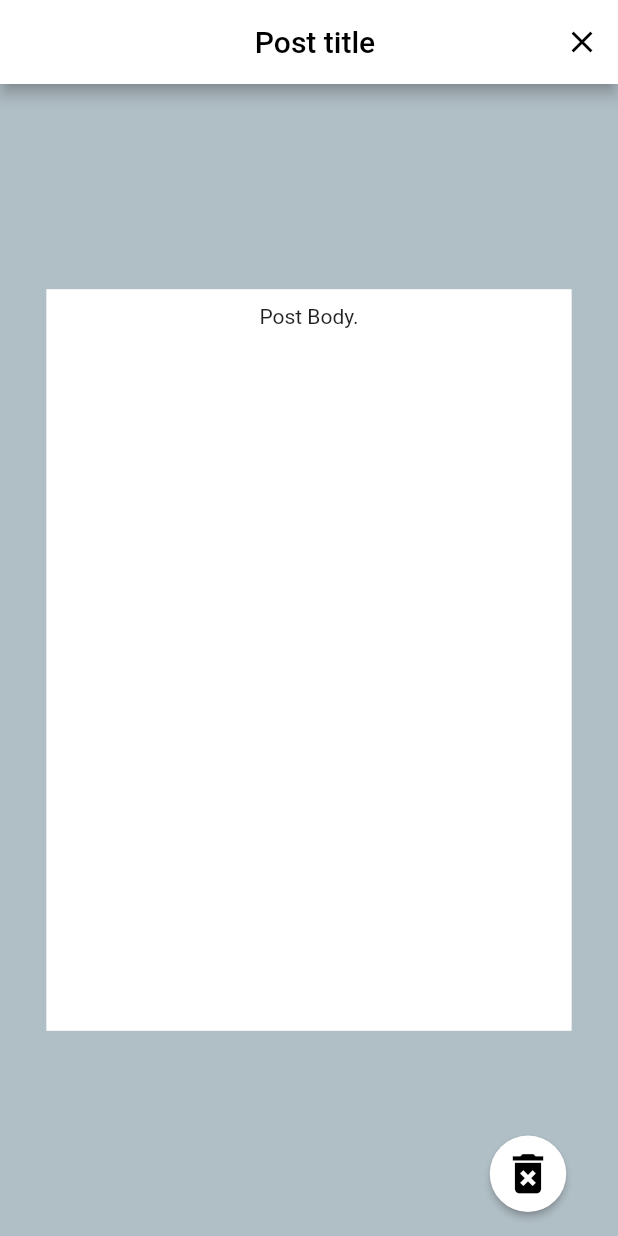
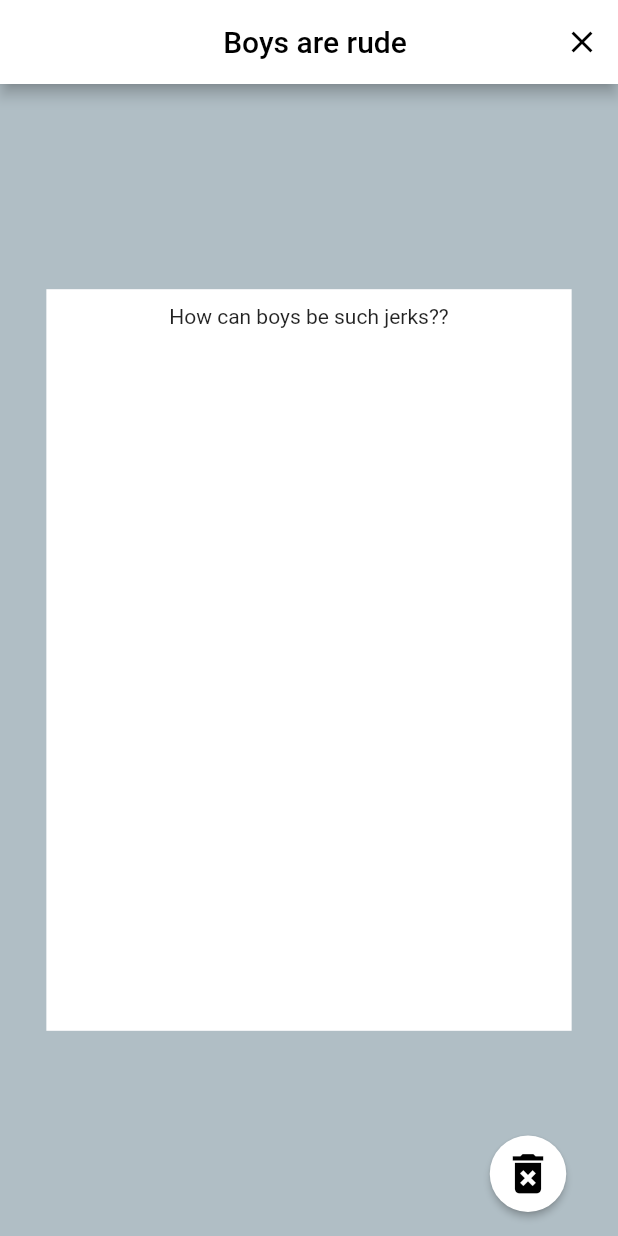
Before and after one commit to Airamentis/CRUDSocialMediaApp, a Flutter app: the screen it shows after launch, after a tap on "Boys are rude", on a phone screen of 412 x 824 dp. Run offline on Flutter 3.47's test engine with Material 2 defaults, Android fonts, the phone set to English and light mode, and no system bars; our stand-ins replace bloc, flutter_bloc, get_it, hive, hive_flutter, injectable; accounts and stored records are empty.

Commit message:
connected dummy data to selected post screen/ renamed files and bloc

```diff
--- a/lib/presentation/blocs/post_screen/post_screen_bloc.dart
+++ b/lib/presentation/blocs/post_screen/post_screen_bloc.dart
@@ -10,7 +10,7 @@ import 'package:meta/meta.dart';
 part 'post_screen_event.dart';
 part 'post_screen_state.dart';
 
-List<Post> examplePosts = [
+List<Post> DUMMYPosts = [
   Post(
     userID: 1,
     id: 1,
@@ -44,7 +44,7 @@ class PostScreenBloc extends Bloc<PostScreenEvent, PostScreenState> {
       : super(
           PostScreenInitial(
             //TODO change once connected
-            posts: examplePosts,
+            posts: DUMMYPosts,
           ),
         );
 
@@ -58,23 +58,25 @@ class PostScreenBloc extends Bloc<PostScreenEvent, PostScreenState> {
       await _templateRepo.getAll();
       yield PostScreenInitial(
         //TODO change once connected
-        posts: examplePosts,
+        posts: DUMMYPosts,
       );
     } else if (event is PostCardPressed) {
       print(event.postID);
-      yield ViewPostInitial();
+      yield ViewPostInitial(
+        selectedPost: DUMMYPosts[event.postID - 1],
+      );
     } else if (event is CreatePostPressed) {
       print(state);
       yield CreatePostInital();
     } else if (event is CreatePostClosed) {
       yield PostScreenInitial(
         //TODO change once connected
-        posts: examplePosts,
+        posts: DUMMYPosts,
       );
     } else if (event is ViewPostClosed) {
       yield PostScreenInitial(
         //TODO change once connected
-        posts: examplePosts,
+        posts: DUMMYPosts,
       );
     }
   }
--- a/lib/presentation/blocs/post_screen/post_screen_state.dart
+++ b/lib/presentation/blocs/post_screen/post_screen_state.dart
@@ -9,6 +9,11 @@ class PostScreenInitial extends PostScreenState {
   PostScreenInitial({@required this.posts});
 }
 
-class ViewPostInitial extends PostScreenState {}
+class ViewPostInitial extends PostScreenState {
+  final Post selectedPost;
+  ViewPostInitial({
+    @required this.selectedPost,
+  });
+}
 
 class CreatePostInital extends PostScreenState {}
--- a/lib/presentation/blocs/posts/posts_event.dart
+++ /dev/null
@@ -1,8 +0,0 @@
-part of 'posts_bloc.dart';
-
-@immutable
-abstract class SelectedPostEvent {}
-
-class Started extends SelectedPostEvent {
-  List<Object> get props => [];
-}
--- a/lib/presentation/blocs/posts/posts_state.dart
+++ /dev/null
@@ -1,6 +0,0 @@
-part of 'posts_bloc.dart';
-
-@immutable
-abstract class SelectedState {}
-
-class PostsInitial extends SelectedState {}
--- a/lib/presentation/blocs/posts/posts_bloc.dart
+++ b/lib/presentation/blocs/selected_post/selected_post_bloc.dart
@@ -5,15 +5,8 @@ import 'package:bloc/bloc.dart';
 import 'package:injectable/injectable.dart';
 import 'package:meta/meta.dart';
 
-part 'posts_event.dart';
-part 'posts_state.dart';
-
-List examplePosts = [
-  Post(userID: null, id: null, title: null, body: null),
-  Post(userID: null, id: null, title: null, body: null),
-  Post(userID: null, id: null, title: null, body: null),
-  Post(userID: null, id: null, title: null, body: null),
-];
+part 'selected_post_event.dart';
+part 'selected_post_state.dart';
 
 @injectable
 class SelectedPostBloc extends Bloc<SelectedPostEvent, SelectedState> {
@@ -23,6 +16,8 @@ class SelectedPostBloc extends Bloc<SelectedPostEvent, SelectedState> {
   Stream<SelectedState> mapEventToState(
     SelectedPostEvent event,
   ) async* {
-    // TODO: implement mapEventToState
+    if (event is PostSelected) {
+      yield SelectedPostInProgress();
+    }
   }
 }
--- /dev/null
+++ b/lib/presentation/blocs/selected_post/selected_post_event.dart
@@ -0,0 +1,16 @@
+part of 'selected_post_bloc.dart';
+
+@immutable
+abstract class SelectedPostEvent {}
+
+class Started extends SelectedPostEvent {
+  List<Object> get props => [];
+}
+
+class PostSelected extends SelectedPostEvent {
+  final int postID;
+  PostSelected({
+    @required this.postID,
+  });
+  List<Object> get props => [];
+}
--- /dev/null
+++ b/lib/presentation/blocs/selected_post/selected_post_state.dart
@@ -0,0 +1,8 @@
+part of 'selected_post_bloc.dart';
+
+@immutable
+abstract class SelectedState {}
+
+class PostsInitial extends SelectedState {}
+
+class SelectedPostInProgress extends SelectedState {}
--- a/lib/presentation/screens/posts/post_screen_main.dart
+++ b/lib/presentation/screens/posts/post_screen_main.dart
@@ -26,7 +26,9 @@ class _PostScreenMainState extends State<PostScreenMain> {
           if (state is CreatePostInital) {
             return CreatePostMain();
           } else if (state is ViewPostInitial) {
-            return SelectedPostMain();
+            return SelectedPostMain(
+              selectedPost: state.selectedPost,
+            );
           } else if (state is PostScreenInitial) {
             return PostScreen(
               postData: state.posts,
--- a/lib/presentation/screens/selected_post/components/selected_post_screen.dart
+++ b/lib/presentation/screens/selected_post/components/selected_post_screen.dart
@@ -1,3 +1,4 @@
+import 'package:TestSocialMediaApp/domain/classes/posts/posts.dart';
 import 'package:TestSocialMediaApp/presentation/blocs/post_screen/post_screen_bloc.dart';
 import 'package:flutter/material.dart';
 import 'package:flutter_bloc/flutter_bloc.dart';
@@ -5,10 +6,10 @@ import 'package:flutter_bloc/flutter_bloc.dart';
 class SelectedPostScreen extends StatelessWidget {
   const SelectedPostScreen({
     Key key,
-    @required this.title,
+    @required this.post,
   }) : super(key: key);
 
-  final String title;
+  final Post post;
 
   @override
   Widget build(BuildContext context) {
@@ -32,7 +33,7 @@ class SelectedPostScreen extends StatelessWidget {
         leading: SizedBox(),
         title: Center(
           child: Text(
-            title,
+            post.title,
             style: TextStyle(
               color: Colors.black,
             ),
@@ -59,7 +60,7 @@ class SelectedPostScreen extends StatelessWidget {
           child: Padding(
             padding: const EdgeInsets.all(10),
             child: Text(
-              'Post Body.',
+              post.body,
               textAlign: TextAlign.center,
             ),
           ),
--- a/lib/presentation/screens/selected_post/selected_post_main.dart
+++ b/lib/presentation/screens/selected_post/selected_post_main.dart
@@ -1,5 +1,6 @@
+import 'package:TestSocialMediaApp/domain/classes/posts/posts.dart';
 import 'package:TestSocialMediaApp/infrastructure/injection/injection.dart';
-import 'package:TestSocialMediaApp/presentation/blocs/posts/posts_bloc.dart';
+import 'package:TestSocialMediaApp/presentation/blocs/selected_post/selected_post_bloc.dart';
 import 'package:flutter/material.dart';
 import 'package:flutter_bloc/flutter_bloc.dart';
 
@@ -9,6 +10,10 @@ class SelectedPostMain extends StatelessWidget {
   static const routeName = '/selected_post_main';
   static const title = 'Post title';
 
+  final Post selectedPost;
+
+  const SelectedPostMain({Key key, @required this.selectedPost}) : super(key: key);
+
   @override
   Widget build(BuildContext context) {
     return BlocProvider(
@@ -16,7 +21,7 @@ class SelectedPostMain extends StatelessWidget {
       child: BlocBuilder<SelectedPostBloc, SelectedState>(
         builder: (context, state) {
           return SelectedPostScreen(
-            title: title,
+            post: selectedPost,
           );
         },
       ),
--- a/lib/presentation/widgets/post_display_widget.dart
+++ b/lib/presentation/widgets/post_display_widget.dart
@@ -24,7 +24,9 @@ class PostDisplayCard extends StatelessWidget {
           color: Colors.white,
           width: MediaQuery.of(context).size.width * .75,
           height: MediaQuery.of(context).size.height * .20,
-          child: Center(child: Text(title)),
+          child: Center(
+            child: Text(title),
+          ),
         ),
       ),
     );
```
Also changed, not shown: lib/infrastructure/injection/injection.config.dart.
